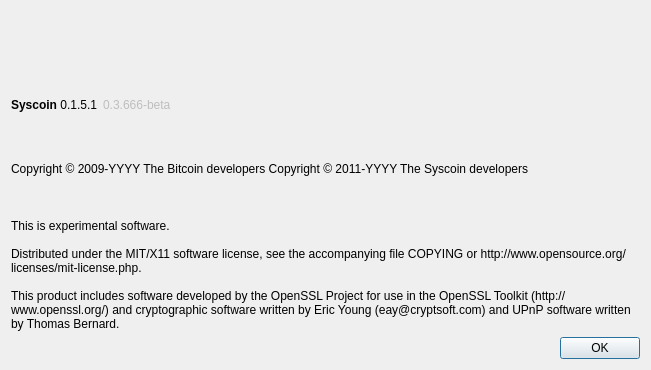
Above: src/qt/forms/aboutdialog.ui from syscoin/syscoin1 before the change. Below: the same form after it.
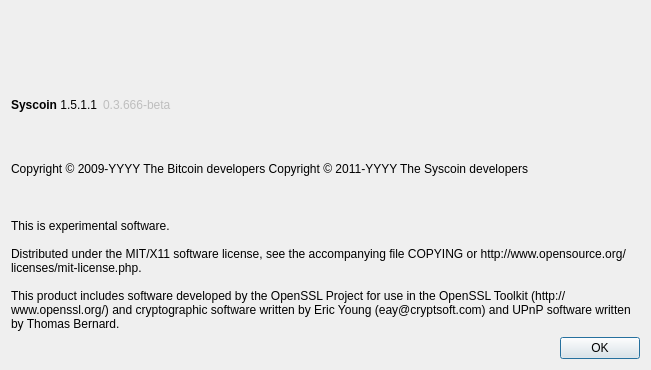
That is the form after the change. Icons and pictures are not drawn.

Commit message:
Incremented version number to 1.5.1.1
* Incremented UI version number
* Incremented plist version number for Mac
* Added comments to protocol versioning re: 1.5.1.1 but did not change actual protocol version

Patch:
```diff
--- a/src/qt/forms/aboutdialog.ui
+++ b/src/qt/forms/aboutdialog.ui
@@ -35,7 +35,7 @@
         <cursorShape>IBeamCursor</cursorShape>
        </property>
        <property name="text">
-        <string>&lt;html&gt;&lt;head/&gt;&lt;body&gt;&lt;p&gt;&lt;span style=&quot; font-weight:600;&quot;&gt;Syscoin &lt;/span&gt;0.1.5.1&lt;/p&gt;&lt;/body&gt;&lt;/html&gt;</string>
+        <string>&lt;html&gt;&lt;head/&gt;&lt;body&gt;&lt;p&gt;&lt;span style=&quot; font-weight:600;&quot;&gt;Syscoin &lt;/span&gt;1.5.1.1&lt;/p&gt;&lt;/body&gt;&lt;/html&gt;</string>
        </property>
        <property name="textInteractionFlags">
         <set>Qt::LinksAccessibleByMouse|Qt::TextSelectableByKeyboard|Qt::TextSelectableByMouse</set>
```
The commit also changes 2 other files.
